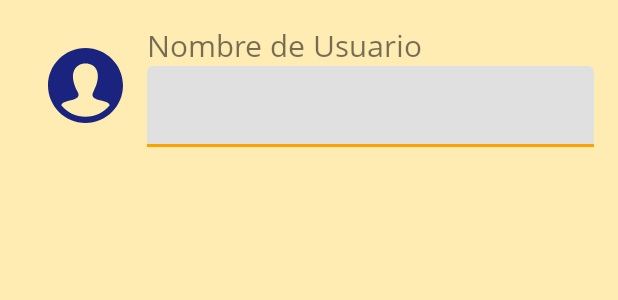
After one commit to FINALGVI/final, an Android app: the layout settings.xml on its own in the app's theme, with its tools: preview values and no code run, on a phone screen of 412 x 824 dp. The commit adds this screen. Shown: the top 300 px of the screen. Run offline under Robolectric (Android 15) with nearby library versions, the phone set to English and light mode, and no system bars.

Commit message:
settings layout

```diff
--- a/GYM/app/build.gradle
+++ b/GYM/app/build.gradle
@@ -27,4 +27,5 @@ dependencies {
     testImplementation 'junit:junit:4.12'
     androidTestImplementation 'com.android.support.test:runner:1.0.2'
     androidTestImplementation 'com.android.support.test.espresso:espresso-core:3.0.2'
+    implementation 'org.jetbrains:annotations-java5:15.0'
 }
--- a/GYM/app/src/main/AndroidManifest.xml
+++ b/GYM/app/src/main/AndroidManifest.xml
@@ -21,6 +21,13 @@
             </intent-filter>
 
         </activity>
+        <activity android:name=".Settings"
+            android:label="settings">
+            <intent-filter>
+                <action android:name=".Settings"/>
+                <category android:name="android.intent.category.DEFAULT"/>
+            </intent-filter>
+        </activity>
     </application>
 
 </manifest>
--- a/GYM/app/src/main/java/com/example/luisfelix/gym/NavigationSide.java
+++ b/GYM/app/src/main/java/com/example/luisfelix/gym/NavigationSide.java
@@ -1,5 +1,6 @@
 package com.example.luisfelix.gym;
 //Luis Felix
+import android.content.Intent;
 import android.os.Bundle;
 import android.support.annotation.NonNull;
 import android.support.design.widget.BottomNavigationView;
@@ -129,7 +130,10 @@ public class NavigationSide extends AppCompatActivity
 
         if (id == R.id.nav_gallery) {
 
+
         } else if (id == R.id.nav_manage) {
+            Intent in = new Intent(".Settings");
+            startActivity(in);
 
         }
 
--- /dev/null
+++ b/GYM/app/src/main/java/com/example/luisfelix/gym/Settings.java
@@ -0,0 +1,12 @@
+package com.example.luisfelix.gym;
+
+import android.app.Activity;
+import android.os.Bundle;
+
+public class Settings extends Activity {
+    @Override
+    protected void onCreate(Bundle savedInstanceState) {
+        super.onCreate(savedInstanceState);
+        setContentView(R.layout.settings);
+    }
+}
--- /dev/null
+++ b/GYM/app/src/main/res/drawable/ic_user.xml
@@ -0,0 +1,9 @@
+<vector xmlns:android="http://schemas.android.com/apk/res/android"
+    android:width="24dp"
+    android:height="24dp"
+    android:viewportWidth="24"
+    android:viewportHeight="24">
+  <path
+      android:fillColor="#FF000000"
+      android:pathData="M12,0c-6.627,0 -12,5.373 -12,12s5.373,12 12,12 12,-5.373 12,-12 -5.373,-12 -12,-12zM12,22c-3.123,0 -5.914,-1.441 -7.749,-3.69 0.259,-0.588 0.783,-0.995 1.867,-1.246 2.244,-0.518 4.459,-0.981 3.393,-2.945 -3.155,-5.82 -0.899,-9.119 2.489,-9.119 3.322,0 5.634,3.177 2.489,9.119 -1.035,1.952 1.1,2.416 3.393,2.945 1.082,0.25 1.61,0.655 1.871,1.241 -1.836,2.253 -4.628,3.695 -7.753,3.695z"/>
+</vector>
--- /dev/null
+++ b/GYM/app/src/main/res/layout/settings.xml
@@ -0,0 +1,48 @@
+<?xml version="1.0" encoding="utf-8"?>
+<RelativeLayout xmlns:android="http://schemas.android.com/apk/res/android"
+    android:layout_width="match_parent"
+    android:layout_height="match_parent"
+    android:background="#FFECB3">
+
+    <RelativeLayout
+        android:layout_width="wrap_content"
+        android:layout_height="wrap_content"
+        android:layout_margin="@dimen/activity_horizontal_margin">
+        <ImageView android:id="@+id/img"
+            android:layout_width="50dp"
+            android:layout_height="50dp"
+            android:src="@drawable/ic_user"
+            android:tint="@color/colorAccent"
+            android:layout_margin="@dimen/activity_horizontal_margin"/>
+
+        <LinearLayout
+            android:layout_width="match_parent"
+            android:layout_height="wrap_content"
+            android:orientation="vertical"
+            android:layout_toRightOf="@+id/img">
+        <TextView
+            android:layout_width="wrap_content"
+            android:layout_height="wrap_content"
+            android:text="Nombre de Usuario"
+            android:textSize="20sp"/>
+
+        <android.support.design.widget.TextInputLayout
+            android:layout_width="match_parent"
+            android:layout_height="wrap_content"
+            style="@style/Widget.MaterialComponents.TextInputLayout.FilledBox.Dense">
+            <android.support.design.widget.TextInputEditText
+                android:layout_width="match_parent"
+                android:layout_height="wrap_content"/>
+        </android.support.design.widget.TextInputLayout>
+        </LinearLayout>
+    </RelativeLayout>
+
+
+
+
+
+
+
+
+
+</RelativeLayout>
--- a/GYM/app/src/main/res/values/colors.xml
+++ b/GYM/app/src/main/res/values/colors.xml
@@ -2,7 +2,7 @@
 <resources>
     <color name="colorPrimary">#ffa000</color>
     <color name="colorPrimaryDark">#ff8f00</color>
-    <color name="colorAccent">#f50057</color>
+    <color name="colorAccent">#1a237e</color>
 
     <color name="primarytransparent">#80ffa000</color>
     <color name="coloWhite">#ffffff</color>
```
